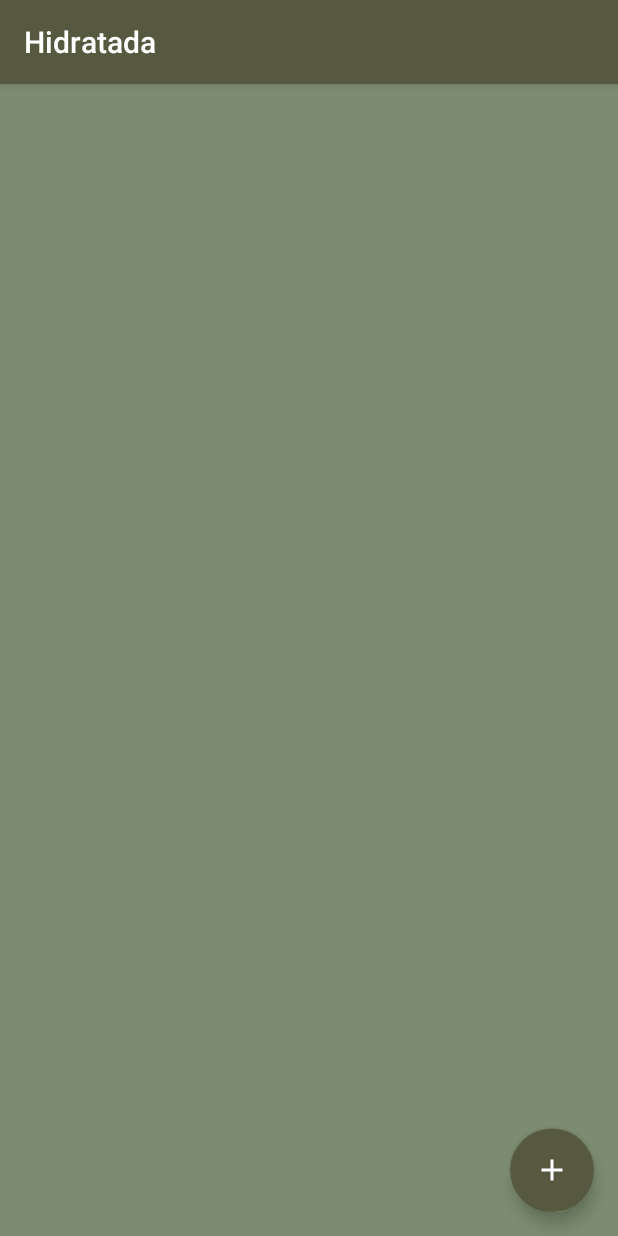
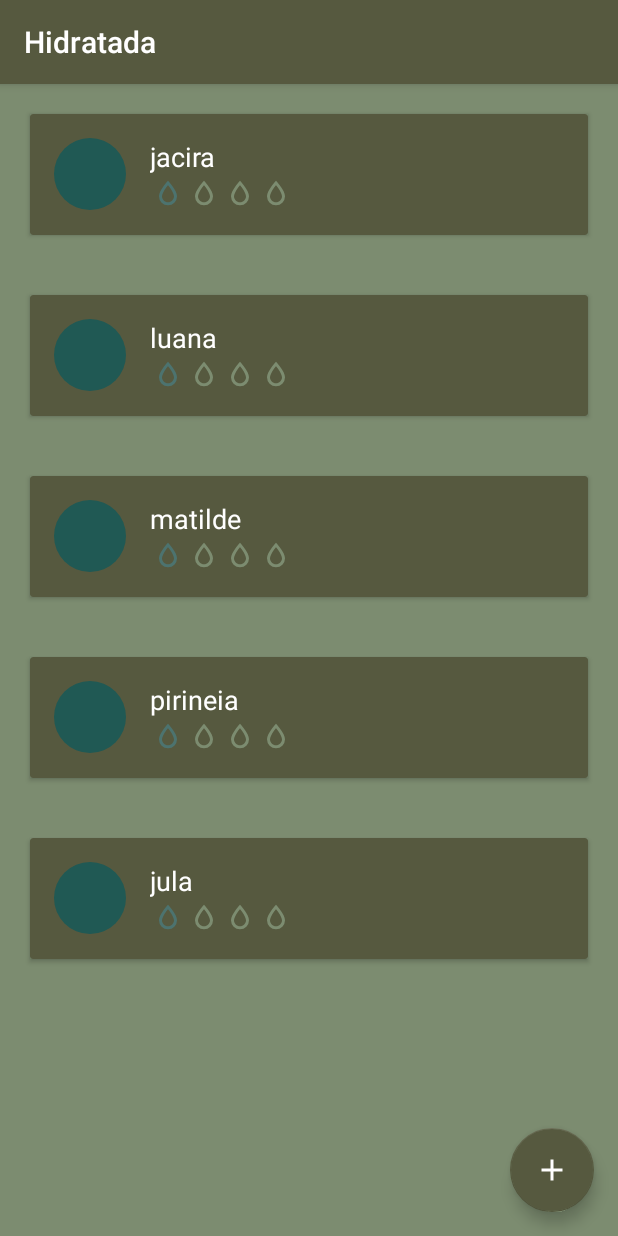
Before and after one commit to ghabrielmielli/hidratada, an Android app: the screen it shows after launch (MainActivity), on a phone screen of 412 x 824 dp. Run offline under Robolectric (Android 15) with nearby library versions, the phone set to English and light mode, and no system bars.

Commit message:
Adapter para plantas implementado. Bind de nome feito.

```diff
--- a/app/src/main/java/com/example/hidratada/MainActivity.java
+++ b/app/src/main/java/com/example/hidratada/MainActivity.java
@@ -2,8 +2,16 @@ package com.example.hidratada;
 
 import androidx.appcompat.app.AppCompatActivity;
 import androidx.appcompat.widget.Toolbar;
+import androidx.recyclerview.widget.RecyclerView;
 
 import android.os.Bundle;
+import android.widget.ArrayAdapter;
+
+import com.example.hidratada.model.Planta;
+import com.example.hidratada.model.PlantaList;
+
+import java.util.ArrayList;
+import java.util.List;
 
 public class MainActivity extends AppCompatActivity {
 
@@ -11,5 +19,14 @@ public class MainActivity extends AppCompatActivity {
     protected void onCreate(Bundle savedInstanceState) {
         super.onCreate(savedInstanceState);
         setContentView(R.layout.activity_main);
+
+        List<Planta> plantas = PlantaList.getFakePlantas();
+
+        PlantaAdapter adapterPlanta = new PlantaAdapter(plantas);
+
+        RecyclerView rv = findViewById(R.id.recycler_view_main);
+        rv.setAdapter(adapterPlanta);
+
+
     }
 }
--- /dev/null
+++ b/app/src/main/java/com/example/hidratada/PlantaAdapter.java
@@ -0,0 +1,57 @@
+package com.example.hidratada;
+
+import android.text.Layout;
+import android.view.LayoutInflater;
+import android.view.View;
+import android.view.ViewGroup;
+import android.widget.TextView;
+
+import androidx.annotation.NonNull;
+import androidx.recyclerview.widget.RecyclerView;
+
+import com.example.hidratada.model.Planta;
+
+import org.w3c.dom.Text;
+
+import java.util.ArrayList;
+import java.util.List;
+
+public class PlantaAdapter extends RecyclerView.Adapter<PlantaAdapter.PlantaViewHolder> {
+
+    private List<Planta> plantas;
+    public PlantaAdapter(List<Planta> plantas) {
+        this.plantas = plantas;
+    }
+
+    @NonNull
+    @Override
+    public PlantaViewHolder onCreateViewHolder(@NonNull ViewGroup parent, int viewType) {
+        View view = LayoutInflater.from(parent.getContext()).inflate(R.layout.planta_item, parent, false);
+        return new PlantaViewHolder(view);
+    }
+
+    @Override
+    public void onBindViewHolder(@NonNull PlantaViewHolder holder, int position) {
+        Planta planta = plantas.get(position);
+        holder.bind(planta);
+    }
+
+    @Override
+    public int getItemCount() {
+        return plantas.size();
+    }
+
+    class PlantaViewHolder extends RecyclerView.ViewHolder {
+
+        TextView txtNome;
+        public PlantaViewHolder(@NonNull View itemView) {
+            super(itemView);
+            txtNome = itemView.findViewById(R.id.txt_nome_planta);
+        }
+
+        public void bind(Planta planta){
+            txtNome.setText(planta.getNome());
+        }
+    }
+
+}
--- a/app/src/main/java/com/example/hidratada/Intervalo.java
+++ b/app/src/main/java/com/example/hidratada/model/Intervalo.java
@@ -1,4 +1,4 @@
-package com.example.hidratada;
+package com.example.hidratada.model;
 
 public class Intervalo {
     private boolean isTodoDia;
--- a/app/src/main/java/com/example/hidratada/Planta.java
+++ b/app/src/main/java/com/example/hidratada/model/Planta.java
@@ -1,4 +1,4 @@
-package com.example.hidratada;
+package com.example.hidratada.model;
 
 public class Planta {
     private int id;
--- /dev/null
+++ b/app/src/main/java/com/example/hidratada/model/PlantaList.java
@@ -0,0 +1,16 @@
+package com.example.hidratada.model;
+
+import java.util.ArrayList;
+import java.util.List;
+
+public class PlantaList {
+    public static List<Planta> getFakePlantas(){
+        List<Planta> plantas = new ArrayList<>();
+        plantas.add(new Planta("jacira", new Intervalo(false, 1), 3));
+        plantas.add(new Planta("luana", new Intervalo(true, 2), 4));
+        plantas.add(new Planta("matilde", new Intervalo(true, 5), 1));
+        plantas.add(new Planta("pirineia", new Intervalo(false, 2), 3));
+        plantas.add(new Planta("jula", new Intervalo(false, 3), 2));
+        return plantas;
+    }
+}
--- a/app/src/main/res/values/themes.xml
+++ b/app/src/main/res/values/themes.xml
@@ -1,6 +1,6 @@
 <resources xmlns:tools="http://schemas.android.com/tools">
     <!-- Base application theme. -->
-    <style name="Theme.Hidratada" parent="Theme.MaterialComponents.DayNight.DarkActionBar">
+    <style name="Theme.Hidratada" parent="Theme.MaterialComponents.DayNight.NoActionBar">
         <!-- Primary brand color. -->
         <item name="colorPrimary">@color/palmeira</item>
         <item name="colorPrimaryVariant">@color/alcaparra</item>
```
